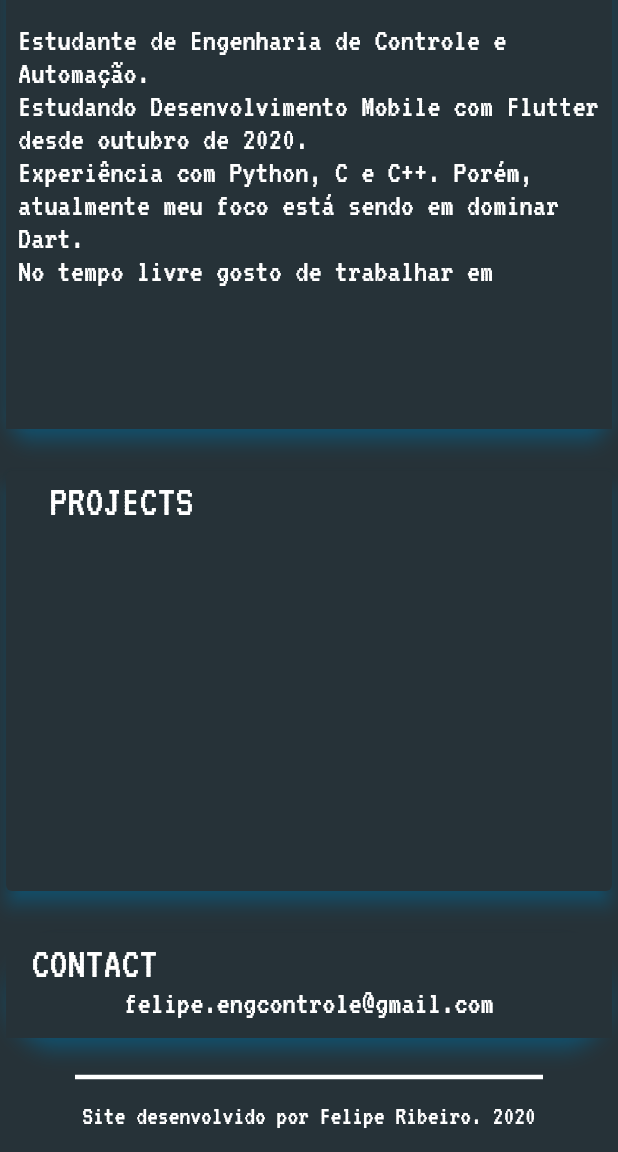
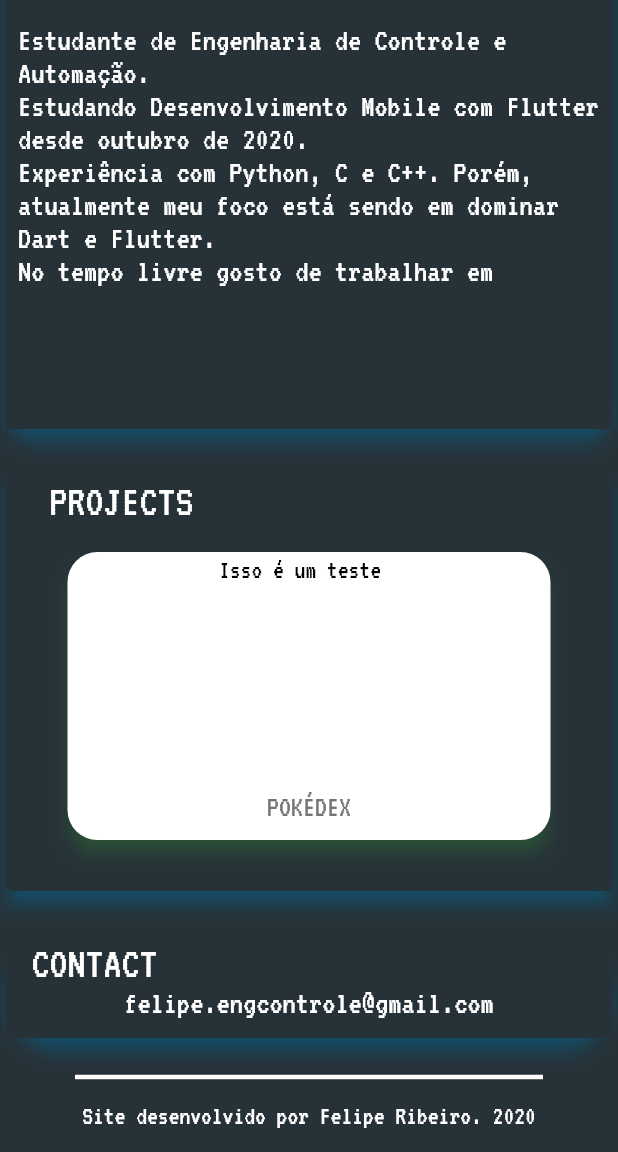
Before and after one commit to feliper2002/portfolio_dev, a Flutter app: the screen it shows after launch, scrolled down 233 dp, on a phone screen of 412 x 824 dp, the part 84-1236 px from its top. Run offline on Flutter 3.47's test engine with Material 2 defaults, Android fonts, the phone set to English and light mode, and no system bars; our stand-ins replace google_fonts; missing offline and left inert: dart:html.

Commit message:
redimensionando containers

```diff
--- a/lib/models/projects/projectCards.dart
+++ b/lib/models/projects/projectCards.dart
@@ -7,9 +7,10 @@ class ProjectCard extends StatefulWidget {
     Key key,
     @required this.projectUrl,
     @required this.projectName,
-    @required this.projectDescription,
+    this.projectDescription,
     this.projectImage,
     this.cardColor,
+    this.cardShadowColor,
   }) : super(key: key);
 
   String projectUrl;
@@ -17,6 +18,7 @@ class ProjectCard extends StatefulWidget {
   String projectDescription;
   Image projectImage;
   Color cardColor;
+  Color cardShadowColor;
 
   @override
   _ProjectCardState createState() => _ProjectCardState();
@@ -27,22 +29,27 @@ class _ProjectCardState extends State<ProjectCard> {
   Widget build(BuildContext context) {
     return InkWell(
       onTap: () {
-        html.window.open(widget.projectUrl, widget.projectName);
+        html.window.open('${widget.projectUrl}', '${widget.projectName}');
       },
       child: Container(
         height: 200,
-        width: 150,
+        width: 330,
         child: Card(
+          color: widget.cardColor,
+          shadowColor: widget.cardShadowColor,
           shape: RoundedRectangleBorder(
             borderRadius: BorderRadius.circular(20),
           ),
           child: Column(
             children: [
               Container(
+                padding: EdgeInsets.only(left: 5, top: 3, right: 3),
                 height: 160,
                 width: 130,
                 child: Text(
-                  widget.projectDescription,
+                  '${widget.projectDescription}' == null
+                      ? ' '
+                      : '${widget.projectDescription}',
                   textAlign: TextAlign.start,
                   style: projectsCardAboutTextStyle,
                 ),
--- a/lib/pages/home/myProjects.dart
+++ b/lib/pages/home/myProjects.dart
@@ -1,8 +1,6 @@
 import 'package:flutter/material.dart';
 import 'package:portfolio/models/projects/projectCards.dart';
-import 'package:portfolio/pages/home/contacts.dart';
 import 'package:portfolio/styles/textsyles.dart';
-import 'dart:html' as html;
 
 class MyProjects extends StatefulWidget {
   MyProjects({Key key}) : super(key: key);
@@ -43,7 +41,16 @@ class _MyProjectsState extends State<MyProjects> {
               child: Row(
                 mainAxisAlignment: MainAxisAlignment.spaceEvenly,
                 crossAxisAlignment: CrossAxisAlignment.center,
-                children: [],
+                children: [
+                  ProjectCard(
+                    projectDescription: 'Isso é um teste',
+                    projectName: 'Pokédex',
+                    projectUrl:
+                        'https://github.com/feliper2002/pokedex-flutter-api',
+                    cardColor: Colors.white,
+                    cardShadowColor: Colors.green,
+                  ),
+                ],
               ),
             ),
           ],
--- a/lib/pages/home/studiesAndTech.dart
+++ b/lib/pages/home/studiesAndTech.dart
@@ -51,7 +51,7 @@ class _StudiesAndTechnologyState extends State<StudiesAndTechnology> {
                         child: Text(
                           'Estudante de Engenharia de Controle e Automação.\n'
                           'Estudando Desenvolvimento Mobile com Flutter desde outubro de 2020.\n'
-                          'Experiência com Python, C e C++. Porém, atualmente meu foco está sendo em dominar Dart.\n'
+                          'Experiência com Python, C e C++. Porém, atualmente meu foco está sendo em dominar Dart e Flutter.\n'
                           'No tempo livre gosto de trabalhar em projetos pessoais utilizando o Flutter para colocar conhecimentos em prática.',
                           style: mainContainerTextStyle,
                         ),
```
